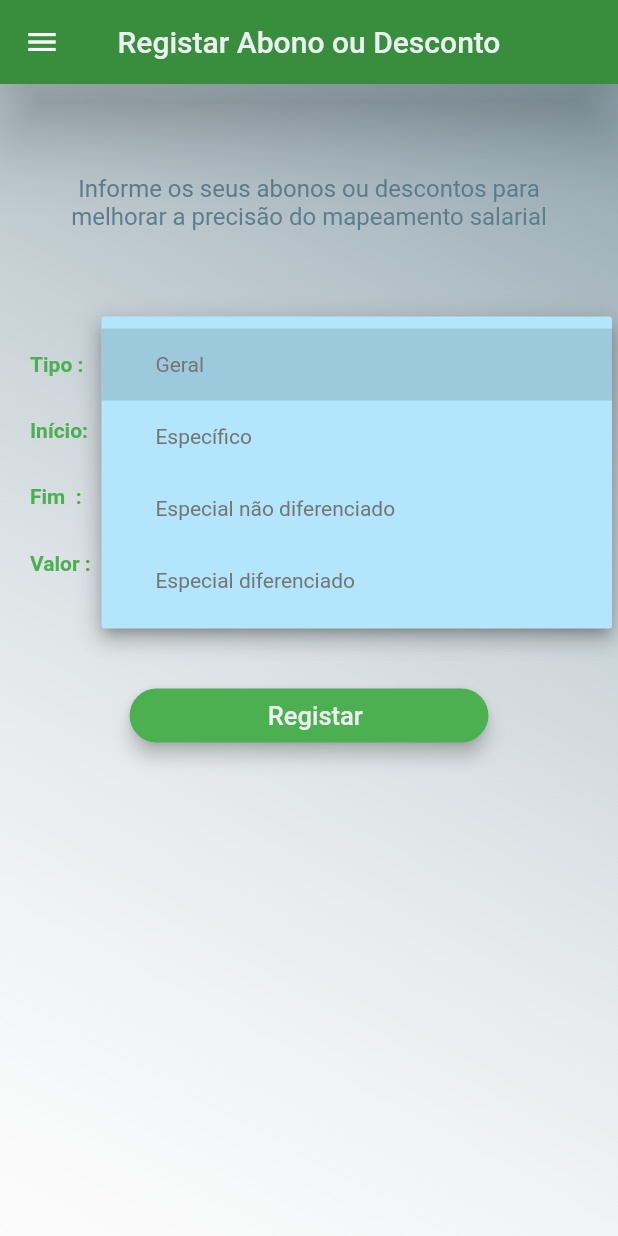
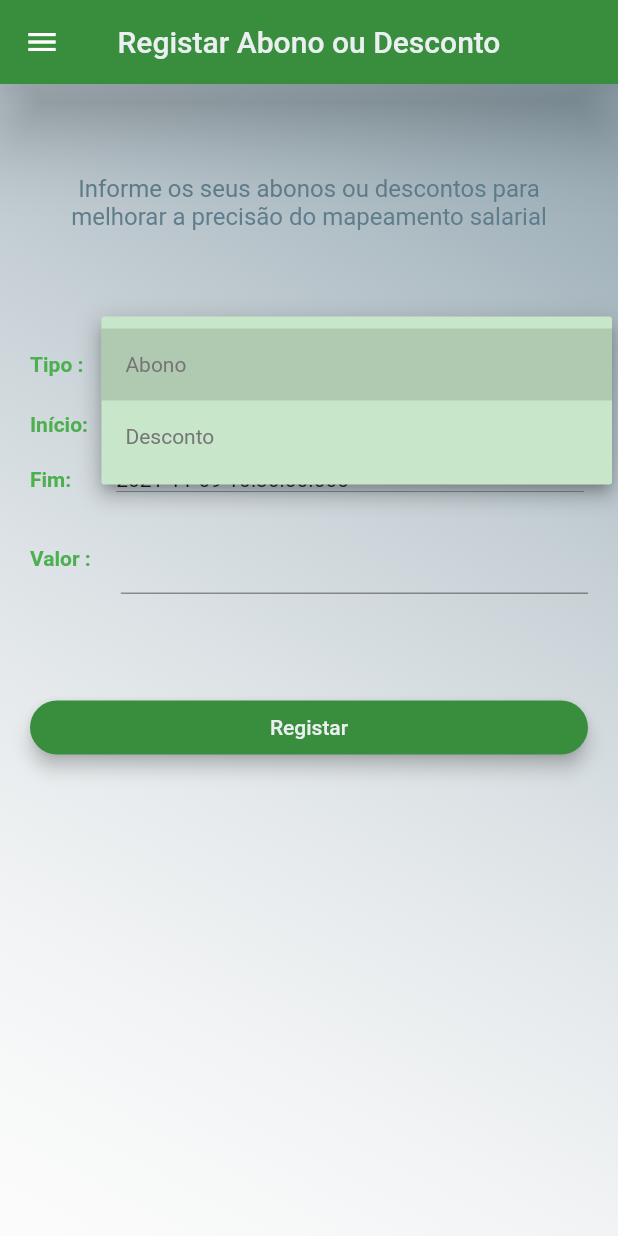
Before and after one commit to Hgaspar03/carreirAPP, a Flutter app: the EarningAndDeductionScreen screen opened directly, after a tap on "Selecione um abono/desconto", on a phone screen of 412 x 824 dp. Run offline on Flutter 3.47's test engine with Material 2 defaults, Android fonts, the phone set to English and light mode, and no system bars.

Commit message:
alteracoes de telas

```diff
--- a/lib/main.dart
+++ b/lib/main.dart
@@ -1,6 +1,5 @@
 import 'package:flutter/material.dart';
 import 'package:flutter/services.dart';
-
 import 'model/drawer/drawer.dart';
 
 void main() {
@@ -11,11 +10,11 @@ class MyApp extends StatelessWidget {
   @override
   Widget build(BuildContext context) {
     return MaterialApp(
-      title: 'Flutter Demo',
+      title: 'Aplicativo de carreiras',
       theme: ThemeData(
         primarySwatch: Colors.green,
       ),
-      home: MyHomePage(title: 'CarreirAPP'),
+      home: MyHomePage(title: 'App Carreira'),
     );
   }
 }
--- a/lib/utils/testeData.dart
+++ b/lib/utils/testeData.dart
@@ -37,6 +37,8 @@ class TesteData extends StatelessWidget {
     "Especial diferenciado",
   ];
 
+  static List earningDeductionTypes = ["Abono", "Desconto"];
+
   @override
   Widget build(BuildContext context) {
     return Container();
--- a/lib/view/earning_deduction.dart
+++ b/lib/view/earning_deduction.dart
@@ -3,6 +3,7 @@ import 'package:career_app/utils/testeData.dart';
 import 'package:career_app/view_model/abstract_view_model.dart';
 import 'package:career_app/view_model/appbar_viewModel.dart';
 import 'package:flutter/material.dart';
+import 'package:flutter/services.dart';
 
 class EarningAndDeductionScreen extends StatefulWidget {
   const EarningAndDeductionScreen({Key key}) : super(key: key);
@@ -21,13 +22,16 @@ class _EarningAndDeductionScreenState extends State<EarningAndDeductionScreen> {
   double salarioBase;
   String selectedRegime;
 
+  DateTime startDate = DateTime.now();
+  DateTime endDate = DateTime.now();
+
   List carreiras = TesteData.carreiras;
 
   List classes = TesteData.classes;
 
   List escalao = TesteData.escalao;
 
-  List regime = TesteData.regime;
+  List edt = TesteData.earningDeductionTypes;
 
   @override
   Widget build(BuildContext context) {
@@ -47,6 +51,7 @@ class _EarningAndDeductionScreenState extends State<EarningAndDeductionScreen> {
         child: SingleChildScrollView(
           child: Container(
             child: Center(
+              child: Form(
                 child: Column(
                   mainAxisAlignment: MainAxisAlignment.center,
                   children: <Widget>[
@@ -57,7 +62,8 @@ class _EarningAndDeductionScreenState extends State<EarningAndDeductionScreen> {
                         child: const Text(
                           "Informe os seus abonos ou descontos para \n"
                           "melhorar a precisão do mapeamento salarial",
-                        style: TextStyle(fontSize: 16, color: Colors.blueGrey),
+                          style:
+                              TextStyle(fontSize: 16, color: Colors.blueGrey),
                           textAlign: TextAlign.center,
                         ),
                       ),
@@ -69,8 +75,10 @@ class _EarningAndDeductionScreenState extends State<EarningAndDeductionScreen> {
                           "Tipo :",
                           style: TextStyle(
                               color: Theme.of(context).primaryColor,
-                            fontSize:
-                                Theme.of(context).textTheme.bodyText1.fontSize,
+                              fontSize: Theme.of(context)
+                                  .textTheme
+                                  .bodyText1
+                                  .fontSize,
                               fontWeight: FontWeight.bold),
                         ),
                         SizedBox(width: 20),
@@ -82,7 +90,8 @@ class _EarningAndDeductionScreenState extends State<EarningAndDeductionScreen> {
                               isDense: true,
                               iconSize: 20,
                               icon: Icon(Icons.arrow_drop_down),
-                            dropdownColor: Colors.lightBlue[100],
+                              dropdownColor:
+                                  Theme.of(context).primaryColorLight,
                               value: selectedRegime,
                               isExpanded: true,
                               onChanged: (selection) {
@@ -90,17 +99,14 @@ class _EarningAndDeductionScreenState extends State<EarningAndDeductionScreen> {
                                   selectedRegime = selection;
                                 });
                               },
-                            hint: Padding(
-                              padding: const EdgeInsets.only(left: 20),
-                              child: const Text(
+                              hint: const Text(
                                 "Selecione um abono/desconto",
                                 style: TextStyle(
                                   fontSize: 13.5,
                                 ),
                               ),
-                            ),
                               iconEnabledColor: Theme.of(context).primaryColor,
-                            items: regime.map((e) {
+                              items: edt.map((e) {
                                 return DropdownMenuItem<String>(
                                     value: e,
                                     onTap: () {
@@ -114,7 +120,6 @@ class _EarningAndDeductionScreenState extends State<EarningAndDeductionScreen> {
                                     },
                                     child: Row(
                                       children: [
-                                      SizedBox(width: 20),
                                         Text(
                                           e,
                                           style: TextStyle(
@@ -142,64 +147,26 @@ class _EarningAndDeductionScreenState extends State<EarningAndDeductionScreen> {
                           "Início:",
                           style: TextStyle(
                               color: Theme.of(context).primaryColor,
-                            fontSize:
-                                Theme.of(context).textTheme.bodyText1.fontSize,
-                            fontWeight: FontWeight.bold),
-                      ),
-                      SizedBox(width: 20),
-                      Expanded(
-                        child: Container(
-                          padding: EdgeInsets.symmetric(horizontal: 8),
-                          child: DropdownButton<String>(
-                            menuMaxHeight: 250,
-                            isDense: true,
-                            iconSize: 20,
-                            icon: Icon(Icons.arrow_drop_down),
-                            dropdownColor: Colors.lightBlue[100],
-                            value: selectedCareer,
-                            isExpanded: true,
-                            onChanged: (selection) {
-                              setState(() {
-                                selectedCareer = selection;
-                              });
-                            },
-                            hint: Padding(
-                              padding: const EdgeInsets.only(left: 20),
-                              child: const Text(
-                                "Inforne a data de iníco do abono/desconto",
-                                style: TextStyle(
-                                  fontSize: 13.5,
-                                ),
-                              ),
-                            ),
-                            iconEnabledColor: Theme.of(context).primaryColor,
-                            items: carreiras.map((e) {
-                              return DropdownMenuItem<String>(
-                                  value: e,
-                                  onTap: () {
-                                    setState(() {
-                                      selectedCareer = e;
-                                      selectedClass = null;
-                                      selectedEscalao = null;
-                                      salarioBase = null;
-                                    });
-                                  },
-                                  child: Row(
-                                    children: [
-                                      SizedBox(width: 20),
-                                      Text(
-                                        e,
-                                        style: TextStyle(
-                                          color: Colors.grey[600],
                               fontSize: Theme.of(context)
                                   .textTheme
                                   .bodyText1
                                   .fontSize,
+                              fontWeight: FontWeight.bold),
                         ),
+                        SizedBox(width: 22),
+                        GestureDetector(
+                          onTap: () =>
+                              _selectDate(context: context, selectedDate: 1),
+                          child: Expanded(
+                            child: Container(
+                              width: MediaQuery.of(context).size.width - 100,
+                              decoration: BoxDecoration(
+                                  border: Border(
+                                      bottom: BorderSide(
+                                          width: 0.5, color: Colors.blueGrey))),
+                              child: Text(
+                                "$startDate",
                               ),
-                                    ],
-                                  ));
-                            }).toList(),
                             ),
                           ),
                         ),
@@ -208,69 +175,30 @@ class _EarningAndDeductionScreenState extends State<EarningAndDeductionScreen> {
                     SizedBox(height: 20),
                     Row(
                       children: [
-                      Text("Fim  :",
+                        Text(
+                          "Fim:",
                           style: TextStyle(
                               color: Theme.of(context).primaryColor,
                               fontSize: Theme.of(context)
                                   .textTheme
                                   .bodyText1
                                   .fontSize,
-                              fontWeight: FontWeight.bold)),
-                      SizedBox(width: 20),
-                      Expanded(
+                              fontWeight: FontWeight.bold),
+                        ),
+                        SizedBox(width: 30),
+                        GestureDetector(
+                          onTap: () =>
+                              _selectDate(context: context, selectedDate: 2),
+                          child: Expanded(
                             child: Container(
-                          padding: EdgeInsets.symmetric(horizontal: 8),
-                          child: DropdownButton<String>(
-                            menuMaxHeight: 250,
-                            iconEnabledColor: Theme.of(context).primaryColor,
-                            isDense: true,
-                            iconSize: 20,
-                            icon: Icon(Icons.arrow_drop_down),
-                            dropdownColor: Colors.lightBlue[100],
-                            value: selectedClass,
-                            isExpanded: true,
-                            focusColor: Theme.of(context).primaryColor,
-                            onChanged: (selection) {
-                              setState(() {
-                                selectedClass = selection;
-                                selectedEscalao = null;
-                                salarioBase = null;
-                              });
-                            },
-                            hint: Padding(
-                              padding: const EdgeInsets.only(left: 20),
-                              child: const Text(
-                                "Inforne a data de fim do abono/desconto",
-                                style: TextStyle(fontSize: 13.5),
+                              width: MediaQuery.of(context).size.width - 100,
+                              decoration: BoxDecoration(
+                                  border: Border(
+                                      bottom: BorderSide(
+                                          width: 0.5, color: Colors.blueGrey))),
+                              child: Text(
+                                "$endDate",
                               ),
-                            ),
-                            items: classes.map((e) {
-                              return DropdownMenuItem<String>(
-                                value: e,
-                                onTap: () {
-                                  setState(() {
-                                    selectedClass = e;
-                                    selectedEscalao = null;
-                                    salarioBase = null;
-                                  });
-                                },
-                                child: Row(
-                                  children: [
-                                    SizedBox(width: 20),
-                                    Text(
-                                      e,
-                                      style: TextStyle(
-                                        color: Colors.grey[600],
-                                        fontSize: Theme.of(context)
-                                            .textTheme
-                                            .bodyText1
-                                            .fontSize,
-                                      ),
-                                    ),
-                                  ],
-                                ),
-                              );
-                            }).toList(),
                             ),
                           ),
                         ),
@@ -290,64 +218,14 @@ class _EarningAndDeductionScreenState extends State<EarningAndDeductionScreen> {
                         SizedBox(width: 20),
                         Expanded(
                           child: Container(
-                          padding: EdgeInsets.symmetric(horizontal: 8),
-                          child: DropdownButton<int>(
-                            menuMaxHeight: 250,
-                            iconEnabledColor: Theme.of(context).primaryColor,
-                            isDense: true,
-                            iconSize: 25,
-                            icon: Icon(Icons.arrow_drop_down),
-                            dropdownColor: Theme.of(context).primaryColorLight,
-                            value: selectedEscalao,
-                            isExpanded: true,
-                            focusColor: Theme.of(context).primaryColor,
-                            onChanged: (selection) {
-                              setState(() {
-                                selectedEscalao = selection;
-                                salarioBase = null;
-                              });
-                            },
-                            hint: Padding(
-                              padding: const EdgeInsets.only(left: 18),
-                              child: const Text(
-                                "Informe o valor do abono/desconto",
-                                style: TextStyle(
-                                  fontSize: 13.5,
+                            child: TextField(
+                              inputFormatters: [
+                                FilteringTextInputFormatter.digitsOnly
+                              ],
+                              keyboardType: TextInputType.number,
+                              decoration: InputDecoration(
+                                suffix: Text('MZN'),
                               ),
-                              ),
-                            ),
-                            items: escalao.map(
-                              (e) {
-                                return DropdownMenuItem<int>(
-                                  value: e,
-                                  onTap: () {
-                                    setState(
-                                      () {
-                                        selectedEscalao = e;
-                                        salarioBase = null;
-                                      },
-                                    );
-                                  },
-                                  child: Row(
-                                    children: [
-                                      SizedBox(
-                                        width: 20,
-                                      ),
-                                      Text(
-                                        '$e',
-                                        style: TextStyle(
-                                          color: Colors.grey[600],
-                                          fontSize: Theme.of(context)
-                                              .textTheme
-                                              .bodyText1
-                                              .fontSize,
-                                        ),
-                                      ),
-                                    ],
-                                  ),
-                                );
-                              },
-                            ).toList(),
                             ),
                           ),
                         ),
@@ -355,8 +233,7 @@ class _EarningAndDeductionScreenState extends State<EarningAndDeductionScreen> {
                     ),
                     SizedBox(height: 65),
                     AbstractViewModel().roundedButtom(context,
-                      title: '                  Registar                ',
-                      onPressed: () {}),
+                        title: 'Registar', onPressed: () {}),
                     Text(
                       " ${salarioBase != null ? salarioBase : " "} ${salarioBase != null ? "MZN" : " "}",
                       textAlign: TextAlign.center,
@@ -368,6 +245,24 @@ class _EarningAndDeductionScreenState extends State<EarningAndDeductionScreen> {
             ),
           ),
         ),
+      ),
     );
   }
+
+  Future<void> _selectDate(
+      {@required BuildContext context, @required int selectedDate}) async {
+    final DateTime picked = await showDatePicker(
+        context: context,
+        initialDate: DateTime.now(),
+        firstDate: DateTime(1970, 1),
+        lastDate: DateTime(2101));
+    //if (picked != null && picked != selectedDate)
+    setState(() {
+      if (selectedDate == 1) {
+        startDate = picked;
+      } else {
+        endDate = picked;
       }
+    });
+  }
+}
--- a/lib/view_model/abstract_view_model.dart
+++ b/lib/view_model/abstract_view_model.dart
@@ -74,10 +74,12 @@ class AbstractViewModel extends ChangeNotifier {
 
   Widget roundedButtom(BuildContext context,
       {@required String title, @required Function onPressed}) {
-    return ElevatedButton(
+    return Container(
+      width: MediaQuery.of(context).size.width - 2,
+      child: ElevatedButton(
         style: ElevatedButton.styleFrom(
           elevation: 5,
-        primary: Theme.of(context).primaryColor,
+          primary: Theme.of(context).primaryColorDark,
           onPrimary: Colors.white,
           shape: const RoundedRectangleBorder(
               side: BorderSide.none,
@@ -86,7 +88,8 @@ class AbstractViewModel extends ChangeNotifier {
         onPressed: onPressed,
         child: Text(
           "$title",
-        style: TextStyle(fontSize: 17, color: Colors.blueGrey[50]),
+          style: TextStyle(fontSize: 14, color: Colors.blueGrey[50]),
+        ),
       ),
     );
   }
```
Also changed, not shown: pubspec.lock, 11 other files. Lines whose indentation alone changed are shown as unchanged.
